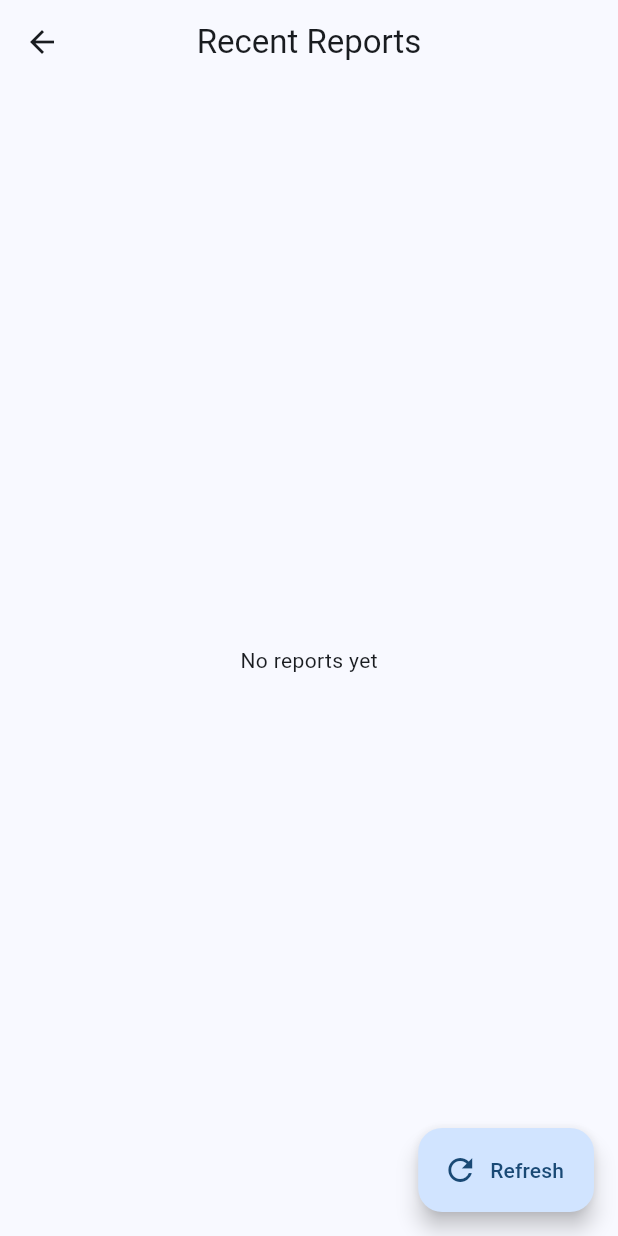
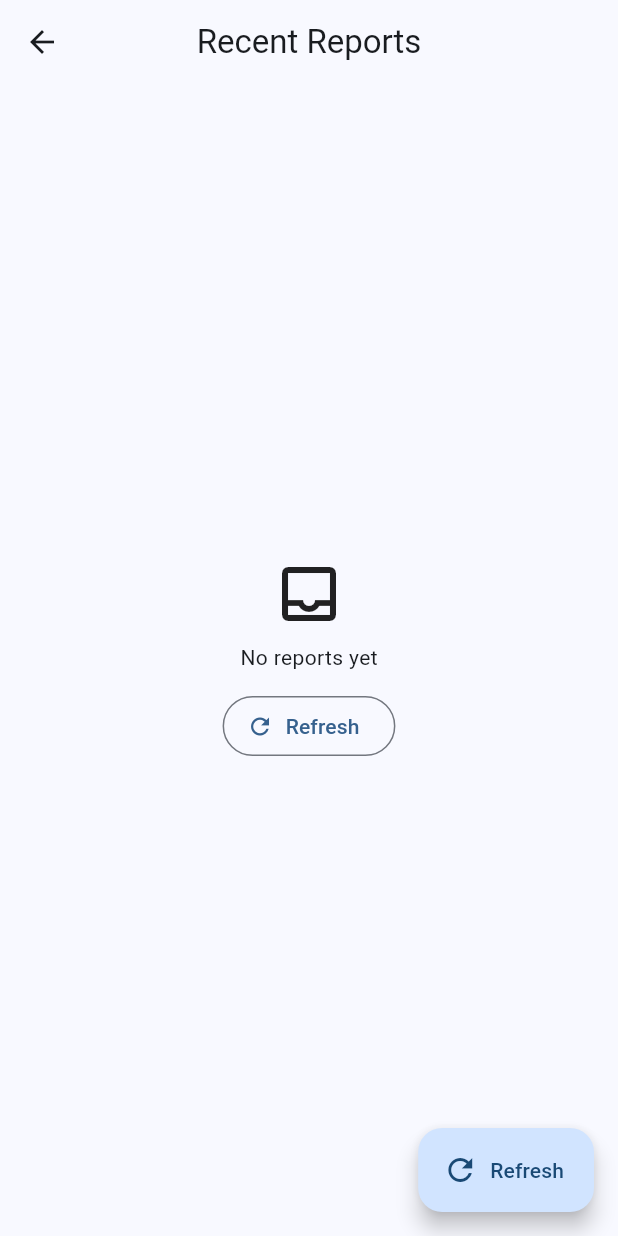
Before and after one commit to PrathmeshnPawar/civic-issue-flutter-app, a Flutter app: the screen it shows after launch, after a tap on "View Reports", on a phone screen of 412 x 824 dp. Run offline on Flutter 3.47's test engine with Material 3 defaults, Android fonts, the light colour scheme and no system bars; our stand-ins replace image_picker, location, supabase_flutter; accounts and stored records are empty.

Commit message:
Added issues list page

```diff
--- a/lib/issues_list_page.dart
+++ b/lib/issues_list_page.dart
@@ -20,14 +20,24 @@ class _IssuesListPageState extends State<IssuesListPage> {
   }
 
   Future<List<Map<String, dynamic>>> _fetchReports() async {
+  try {
     final response = await _supabase
         .from('reports')
-        .select()
+        .select('*')
         .order('created_at', ascending: false)
         .limit(100);
-    // Supabase Flutter returns dynamic, ensure list of maps
-    return (response as List).cast<Map<String, dynamic>>();
+
+    print('✅ Supabase fetched ${response.length} rows');
+    return List<Map<String, dynamic>>.from(response);
+  } on PostgrestException catch (e) {
+    print('❌ PostgrestException: ${e.message}');
+    throw Exception('Supabase error: ${e.message}');
+  } catch (e) {
+    print('❌ Unexpected error: $e');
+    throw Exception('Unexpected error: $e');
   }
+}
+
 
   @override
   Widget build(BuildContext context) {
@@ -44,15 +54,67 @@ class _IssuesListPageState extends State<IssuesListPage> {
             return Center(
               child: Padding(
                 padding: const EdgeInsets.all(16.0),
-                child: Text('Failed to load reports: ${snapshot.error}'),
+                child: Column(
+                  mainAxisSize: MainAxisSize.min,
+                  children: [
+                    const Icon(Icons.error_outline, size: 36),
+                    const SizedBox(height: 8),
+                    Text(
+                      'Failed to load reports',
+                      style: Theme.of(context).textTheme.titleMedium,
+                    ),
+                    const SizedBox(height: 6),
+                    Text(
+                      '${snapshot.error}',
+                      textAlign: TextAlign.center,
+                    ),
+                    const SizedBox(height: 12),
+                    FilledButton.icon(
+                      onPressed: () {
+                        setState(() {
+                          _future = _fetchReports();
+                        });
+                      },
+                      icon: const Icon(Icons.refresh),
+                      label: const Text('Retry'),
+                    ),
+                  ],
+                ),
               ),
             );
           }
           final items = snapshot.data ?? [];
           if (items.isEmpty) {
-            return const Center(child: Text('No reports yet'));
+            return Center(
+              child: Column(
+                mainAxisSize: MainAxisSize.min,
+                children: [
+                  const Icon(Icons.inbox_outlined, size: 48),
+                  const SizedBox(height: 8),
+                  const Text('No reports yet'),
+                  const SizedBox(height: 12),
+                  OutlinedButton.icon(
+                    onPressed: () {
+                      setState(() {
+                        _future = _fetchReports();
+                      });
+                    },
+                    icon: const Icon(Icons.refresh),
+                    label: const Text('Refresh'),
+                  ),
+                ],
+              ),
+            );
           }
-          return ListView.separated(
+          return RefreshIndicator(
+            onRefresh: () async {
+              setState(() {
+                _future = _fetchReports();
+              });
+              await _future;
+            },
+            child: ListView.separated(
+              physics: const AlwaysScrollableScrollPhysics(),
               padding: const EdgeInsets.all(12),
               itemCount: items.length,
               separatorBuilder: (_, __) => const SizedBox(height: 8),
@@ -88,6 +150,7 @@ class _IssuesListPageState extends State<IssuesListPage> {
                   ),
                 );
               },
+            ),
           );
         },
       ),
```
Lines whose indentation alone changed are shown as unchanged.
